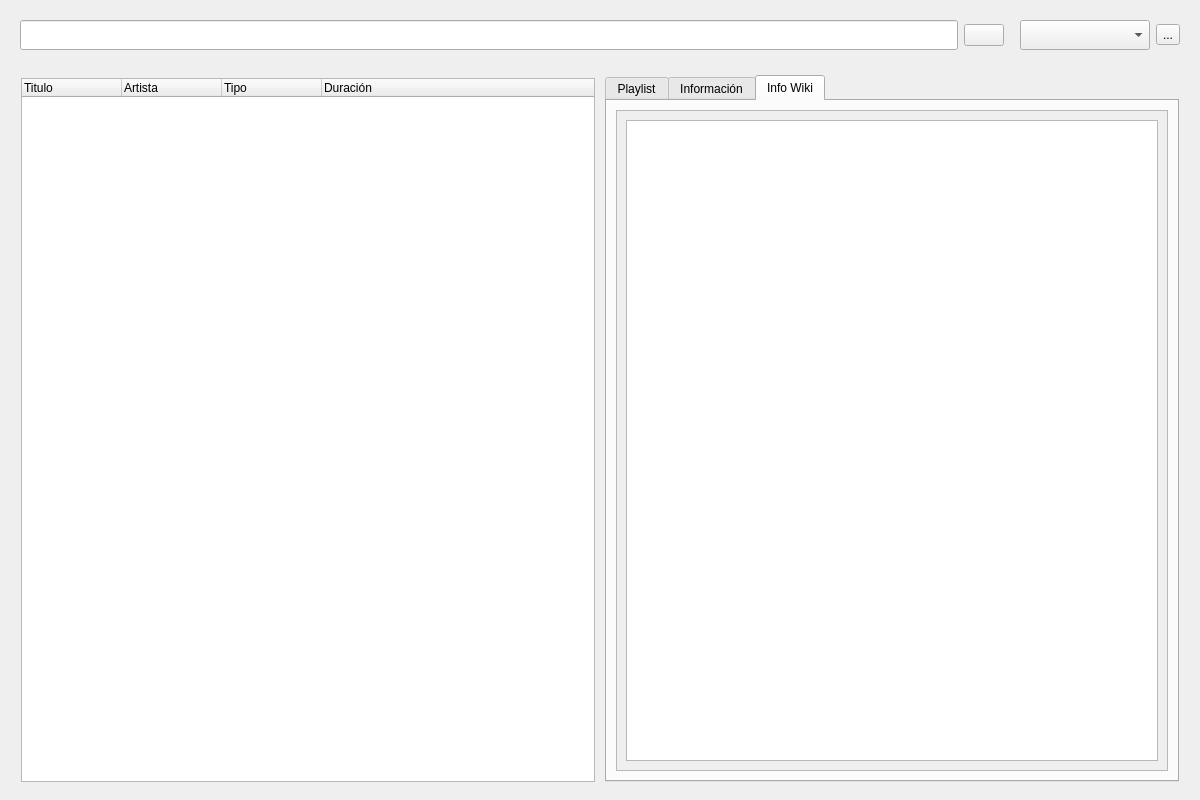
Qt form ui/url_player.ui (volteret4/mfuz) before a commit.
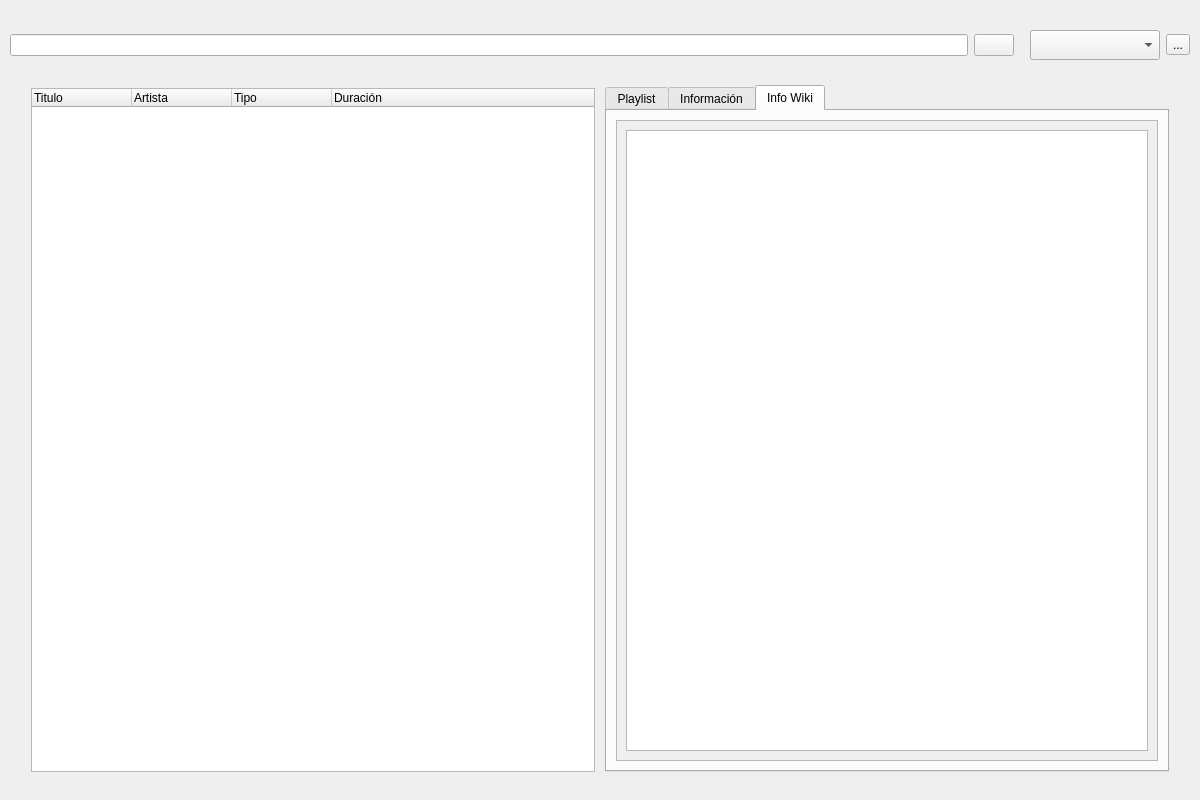
The same form after that commit. Icons and pictures are not drawn.

Patch:
```diff
--- a/ui/url_player.ui
+++ b/ui/url_player.ui
@@ -114,16 +114,16 @@
     <number>0</number>
    </property>
    <property name="leftMargin">
-    <number>0</number>
+    <number>10</number>
    </property>
    <property name="topMargin">
-    <number>0</number>
+    <number>10</number>
    </property>
    <property name="rightMargin">
-    <number>0</number>
+    <number>10</number>
    </property>
    <property name="bottomMargin">
-    <number>0</number>
+    <number>10</number>
    </property>
    <item>
     <widget class="QFrame" name="busqueda">
@@ -156,21 +156,21 @@
      </property>
      <layout class="QHBoxLayout" name="horizontalLayout_4">
       <property name="leftMargin">
-       <number>20</number>
+       <number>0</number>
       </property>
       <property name="topMargin">
-       <number>15</number>
+       <number>0</number>
       </property>
       <property name="rightMargin">
-       <number>20</number>
+       <number>0</number>
       </property>
       <property name="bottomMargin">
-       <number>15</number>
+       <number>0</number>
       </property>
       <item>
        <widget class="QLineEdit" name="lineEdit">
         <property name="sizePolicy">
-         <sizepolicy hsizetype="Expanding" vsizetype="Preferred">
+         <sizepolicy hsizetype="Expanding" vsizetype="Fixed">
           <horstretch>0</horstretch>
           <verstretch>0</verstretch>
          </sizepolicy>
@@ -729,8 +729,8 @@
                     <rect>
                      <x>0</x>
                      <y>0</y>
-                     <width>552</width>
-                     <height>660</height>
+                     <width>542</width>
+                     <height>640</height>
                     </rect>
                    </property>
                    <property name="styleSheet">
@@ -774,8 +774,8 @@
                     <rect>
                      <x>0</x>
                      <y>0</y>
-                     <width>552</width>
-                     <height>660</height>
+                     <width>542</width>
+                     <height>640</height>
                     </rect>
                    </property>
                    <layout class="QVBoxLayout" name="verticalLayout_9">
```
